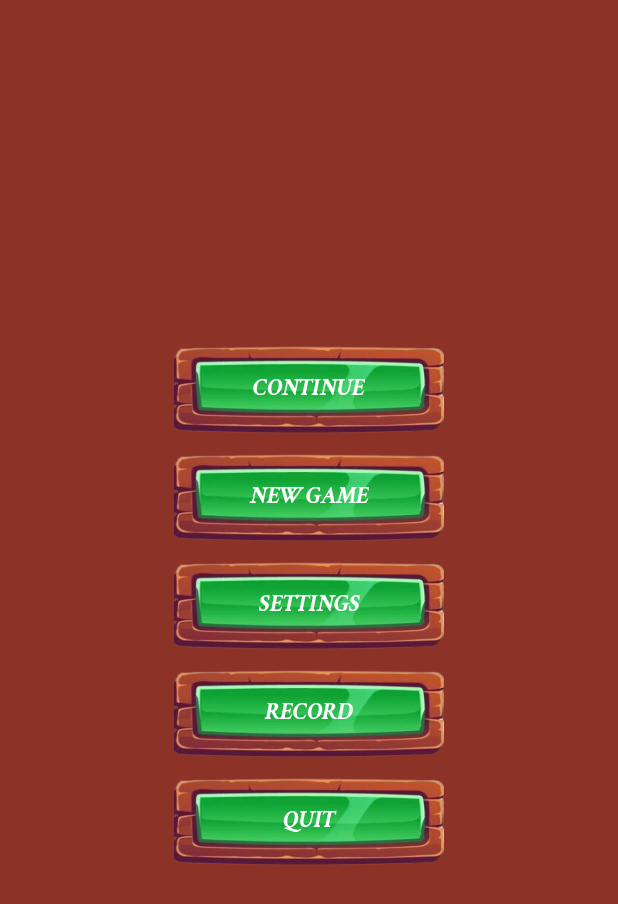
After one commit to JavohirOromov/BlockShuffle15, an Android app: the layout fragment_menu.xml on its own in the app's theme, with its tools: preview values and no code run, on a phone screen of 412 x 824 dp. The commit adds this screen. Shown: the top 904 px of the screen. Run offline under Robolectric (Android 15) with nearby library versions, the phone set to English and light mode, and no system bars.

Commit message:
2 ta fragment qo'shildi

```diff
--- a/app/build.gradle.kts
+++ b/app/build.gradle.kts
@@ -1,3 +1,4 @@
+
 plugins {
     alias(libs.plugins.android.application)
     alias(libs.plugins.kotlin.android)
@@ -16,7 +17,6 @@ android {
 
         testInstrumentationRunner = "androidx.test.runner.AndroidJUnitRunner"
     }
-
     buildTypes {
         release {
             isMinifyEnabled = false
--- /dev/null
+++ b/app/src/main/res/layout/fragment_menu.xml
@@ -0,0 +1,95 @@
+<?xml version="1.0" encoding="utf-8"?>
+<androidx.constraintlayout.widget.ConstraintLayout xmlns:android="http://schemas.android.com/apk/res/android"
+    android:layout_width="match_parent"
+    android:layout_height="match_parent"
+    xmlns:app="http://schemas.android.com/apk/res-auto"
+    android:background="#8D3226"
+    >
+
+    <androidx.appcompat.widget.AppCompatButton
+        android:id="@+id/continueBtn"
+        android:layout_width="180dp"
+        android:layout_height="60dp"
+        android:background="@drawable/button_s"
+        android:text="Continue"
+        android:textColor="@color/white"
+        android:fontFamily="@font/font1"
+        android:gravity="center"
+        android:paddingBottom="3dp"
+        app:layout_constraintTop_toTopOf="parent"
+        app:layout_constraintLeft_toLeftOf="parent"
+        app:layout_constraintRight_toRightOf="parent"
+        app:layout_constraintBottom_toBottomOf="parent"
+        app:layout_constraintVertical_bias="0.3"
+        android:textSize="16sp"
+        />
+
+    <androidx.appcompat.widget.AppCompatButton
+        android:id="@+id/newGameBtn"
+        android:layout_width="180dp"
+        android:layout_height="60dp"
+        android:background="@drawable/button_s"
+        android:text="New Game"
+        android:textColor="@color/white"
+        android:fontFamily="@font/font1"
+        android:gravity="center"
+        android:paddingBottom="3dp"
+        app:layout_constraintTop_toBottomOf="@id/continueBtn"
+        app:layout_constraintLeft_toLeftOf="@id/continueBtn"
+        app:layout_constraintRight_toRightOf="@id/continueBtn"
+        android:layout_marginVertical="12dp"
+        android:textSize="16sp"
+        />
+
+    <androidx.appcompat.widget.AppCompatButton
+        android:id="@+id/settingsBtn"
+        android:layout_width="180dp"
+        android:layout_height="60dp"
+        android:background="@drawable/button_s"
+        android:text="Settings"
+        android:textColor="@color/white"
+        android:fontFamily="@font/font1"
+        android:gravity="center"
+        android:paddingBottom="3dp"
+        app:layout_constraintTop_toBottomOf="@id/newGameBtn"
+        app:layout_constraintLeft_toLeftOf="@id/newGameBtn"
+        app:layout_constraintRight_toRightOf="@id/newGameBtn"
+        android:layout_marginVertical="12dp"
+        android:textSize="16sp"
+        />
+
+    <androidx.appcompat.widget.AppCompatButton
+        android:id="@+id/recordBtn"
+        android:layout_width="180dp"
+        android:layout_height="60dp"
+        android:background="@drawable/button_s"
+        android:text="Record"
+        android:textColor="@color/white"
+        android:fontFamily="@font/font1"
+        android:gravity="center"
+        android:paddingBottom="3dp"
+        app:layout_constraintTop_toBottomOf="@id/settingsBtn"
+        app:layout_constraintLeft_toLeftOf="@id/settingsBtn"
+        app:layout_constraintRight_toRightOf="@id/settingsBtn"
+        android:layout_marginVertical="12dp"
+        android:textSize="16sp"
+        />
+
+    <androidx.appcompat.widget.AppCompatButton
+        android:id="@+id/quitBtn"
+        android:layout_width="180dp"
+        android:layout_height="60dp"
+        android:background="@drawable/button_s"
+        android:text="Quit"
+        android:textColor="@color/white"
+        android:fontFamily="@font/font1"
+        android:gravity="center"
+        android:paddingBottom="3dp"
+        app:layout_constraintTop_toBottomOf="@id/recordBtn"
+        app:layout_constraintLeft_toLeftOf="@id/recordBtn"
+        app:layout_constraintRight_toRightOf="@id/recordBtn"
+        android:layout_marginVertical="12dp"
+        android:textSize="16sp"
+        />
+
+</androidx.constraintlayout.widget.ConstraintLayout>
```
Also changed, not shown: app/src/main/java/com/example/blockshuffle15/MainActivity.kt (+1 -8 lines), app/src/main/res/layout/activity_main.xml (+7 -9 lines), app/src/main/res/layout/fragment_game.xml (added, +100 -0 lines), app/src/main/res/drawable/button.png (added), app/src/main/res/drawable/button_s.png (added), app/src/main/res/drawable/menu_button.png (added), app/src/main/res/drawable/orqa_img.png (added), app/src/main/res/drawable/score_button.png (added), app/src/main/res/drawable/settengd_button.png (added), app/src/main/res/drawable/time.png (added), app/src/main/res/font/font1.ttf (added).
